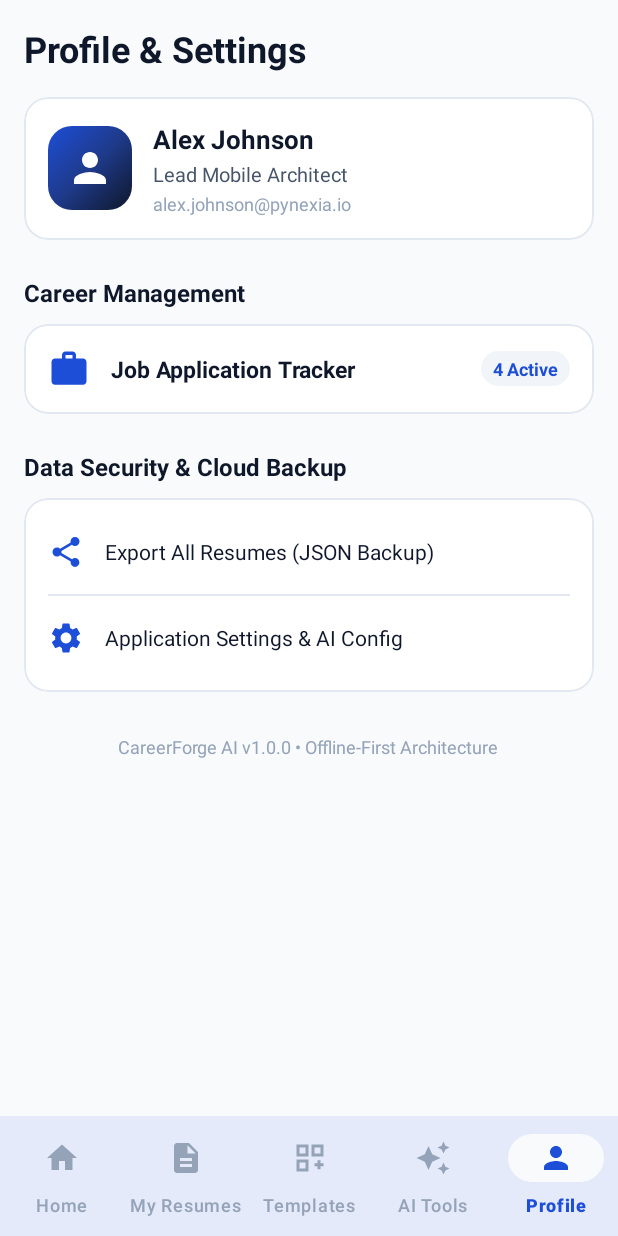
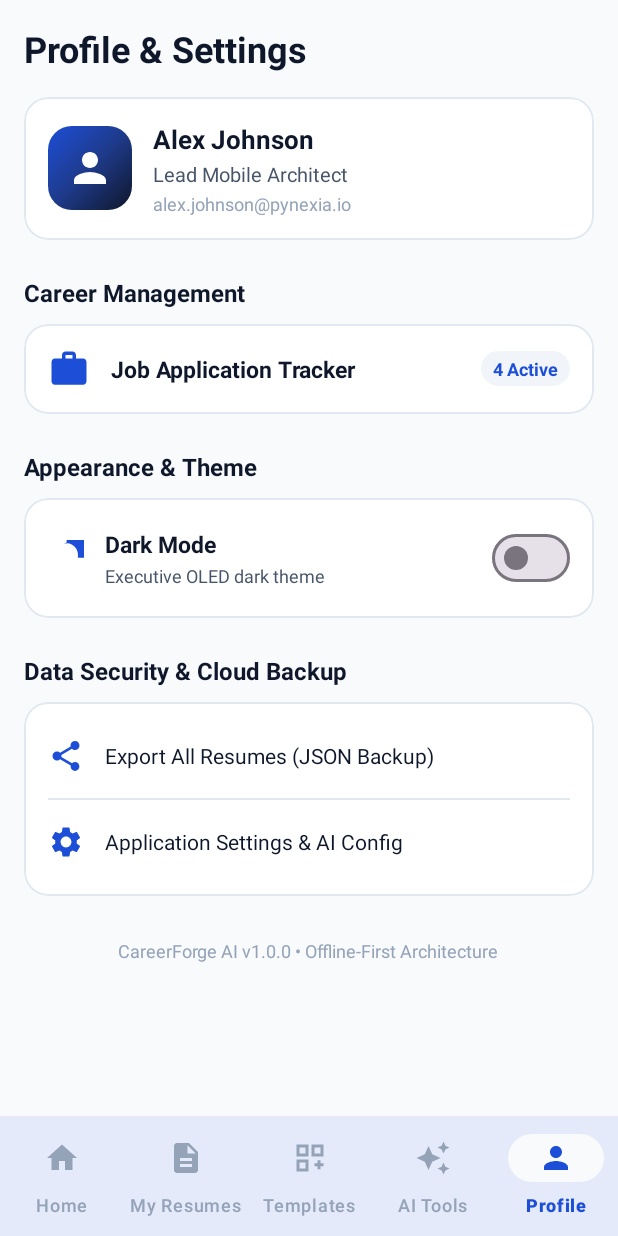
Before and after one commit to sanjayBairw/CareerForgeAI, an Android app: the screen it shows after launch (MainActivity), item 5 of the bottom bar chosen, on a phone screen of 412 x 824 dp. Run offline under Robolectric (Android 15) with nearby library versions, the phone set to English and light mode, and no system bars; our stand-ins replace Room's generated code.

Commit message:
fix(theme): implement full dark mode color system and reactive theme toggle buttons

```diff
--- a/app/src/main/java/com/pynexia/resumebuilder/ui/home/HomeFragment.kt
+++ b/app/src/main/java/com/pynexia/resumebuilder/ui/home/HomeFragment.kt
@@ -6,6 +6,7 @@ import android.view.LayoutInflater
 import android.view.View
 import android.view.ViewGroup
 import android.widget.Toast
+import androidx.appcompat.app.AppCompatDelegate
 import androidx.fragment.app.Fragment
 import androidx.fragment.app.activityViewModels
 import androidx.recyclerview.widget.LinearLayoutManager
@@ -44,9 +45,23 @@ class HomeFragment : Fragment() {
     override fun onViewCreated(view: View, savedInstanceState: Bundle?) {
         super.onViewCreated(view, savedInstanceState)
         setupGreeting()
+        setupThemeToggle()
         setupRecyclerView()
         setupClickListeners()
         observeData()
+    }
+
+    private fun setupThemeToggle() {
+        val prefManager = (requireActivity().application as CareerForgeApp).preferenceManager
+        val isDark = prefManager.isDarkModeEnabled
+        binding.ivThemeToggleIcon.setImageResource(if (isDark) com.pynexia.resumebuilder.R.drawable.ic_light_mode else com.pynexia.resumebuilder.R.drawable.ic_dark_mode)
+        binding.btnThemeToggle.setOnClickListener {
+            val newDark = !prefManager.isDarkModeEnabled
+            prefManager.isDarkModeEnabled = newDark
+            AppCompatDelegate.setDefaultNightMode(
+                if (newDark) AppCompatDelegate.MODE_NIGHT_YES else AppCompatDelegate.MODE_NIGHT_NO
+            )
+        }
     }
 
     private fun setupGreeting() {
--- a/app/src/main/java/com/pynexia/resumebuilder/ui/profile/ProfileFragment.kt
+++ b/app/src/main/java/com/pynexia/resumebuilder/ui/profile/ProfileFragment.kt
@@ -6,6 +6,7 @@ import android.view.LayoutInflater
 import android.view.View
 import android.view.ViewGroup
 import android.widget.Toast
+import androidx.appcompat.app.AppCompatDelegate
 import androidx.fragment.app.Fragment
 import androidx.fragment.app.activityViewModels
 import com.google.gson.Gson
@@ -35,6 +36,18 @@ class ProfileFragment : Fragment() {
         val pref = (requireActivity().application as CareerForgeApp).preferenceManager
         binding.tvProfileName.text = pref.userName
         binding.tvProfileEmail.text = pref.userEmail
+
+        val isDark = pref.isDarkModeEnabled
+        binding.switchDarkModeProfile.setOnCheckedChangeListener(null)
+        binding.switchDarkModeProfile.isChecked = isDark
+        binding.ivThemeIcon.setImageResource(if (isDark) com.pynexia.resumebuilder.R.drawable.ic_light_mode else com.pynexia.resumebuilder.R.drawable.ic_dark_mode)
+        binding.switchDarkModeProfile.setOnCheckedChangeListener { buttonView, isChecked ->
+            if (!buttonView.isPressed) return@setOnCheckedChangeListener
+            pref.isDarkModeEnabled = isChecked
+            AppCompatDelegate.setDefaultNightMode(
+                if (isChecked) AppCompatDelegate.MODE_NIGHT_YES else AppCompatDelegate.MODE_NIGHT_NO
+            )
+        }
 
         val app = requireActivity().application as CareerForgeApp
         app.jobApplicationRepository.allApplications.observe(viewLifecycleOwner) { list ->
--- /dev/null
+++ b/app/src/main/res/drawable/ic_dark_mode.xml
@@ -0,0 +1,9 @@
+<vector xmlns:android="http://schemas.android.com/apk/res/android"
+    android:width="24dp"
+    android:height="24dp"
+    android:viewportWidth="24"
+    android:viewportHeight="24">
+    <path
+        android:fillColor="@color/text_primary"
+        android:pathData="M12.3,2a10,10 0 0,0 -1.9,0.18 8,8 0 0,1 9.42,9.42A10,10 0 1,0 12.3,2z"/>
+</vector>
--- /dev/null
+++ b/app/src/main/res/drawable/ic_light_mode.xml
@@ -0,0 +1,9 @@
+<vector xmlns:android="http://schemas.android.com/apk/res/android"
+    android:width="24dp"
+    android:height="24dp"
+    android:viewportWidth="24"
+    android:viewportHeight="24">
+    <path
+        android:fillColor="@color/text_primary"
+        android:pathData="M12,7c-2.76,0 -5,2.24 -5,5s2.24,5 5,5 5,-2.24 5,-5 -2.24,-5 -5,-5zM2,13h2c0.55,0 1,-0.45 1,-1s-0.45,-1 -1,-1L2,11c-0.55,0 -1,0.45 -1,1s0.45,1 1,1zM20,13h2c0.55,0 1,-0.45 1,-1s-0.45,-1 -1,-1h-2c-0.55,0 -1,0.45 -1,1s0.45,1 1,1zM11,2v2c0,0.55 0.45,1 1,1s1,-0.45 1,-1L13,2c0,-0.55 -0.45,-1 -1,-1s-1,0.45 -1,1zM11,20v2c0,0.55 0.45,1 1,1s1,-0.45 1,-1v-2c0,-0.55 -0.45,-1 -1,-1s-1,0.45 -1,1zM5.99,4.58c-0.39,-0.39 -1.03,-0.39 -1.41,0s-0.39,1.03 0,1.41l1.06,1.06c0.39,0.39 1.03,0.39 1.41,0s0.39,-1.03 0,-1.41L5.99,4.58zM18.36,16.95c-0.39,-0.39 -1.03,-0.39 -1.41,0s-0.39,1.03 0,1.41l1.06,1.06c0.39,0.39 1.03,0.39 1.41,0s0.39,-1.03 0,-1.41l-1.06,-1.06zM7.05,18.36l-1.06,1.06c-0.39,0.39 -0.39,1.03 0,1.41s1.03,0.39 1.41,0l1.06,-1.06c0.39,-0.39 0.39,-1.03 0,-1.41s-1.02,-0.39 -1.41,0zM16.95,5.99l1.06,-1.06c0.39,-0.39 1.03,-0.39 1.41,0s0.39,1.03 0,1.41l-1.06,1.06c-0.39,0.39 -1.03,0.39 -1.41,0s-0.39,-1.02 0,-1.41z"/>
+</vector>
--- a/app/src/main/res/layout/fragment_profile.xml
+++ b/app/src/main/res/layout/fragment_profile.xml
@@ -138,6 +138,68 @@
             </LinearLayout>
         </com.google.android.material.card.MaterialCardView>
 
+        <!-- Appearance & Theme -->
+        <TextView
+            android:layout_width="wrap_content"
+            android:layout_height="wrap_content"
+            android:layout_marginTop="24dp"
+            android:text="Appearance &amp; Theme"
+            android:textColor="@color/text_primary"
+            android:textSize="16sp"
+            android:textStyle="bold" />
+
+        <com.google.android.material.card.MaterialCardView
+            style="@style/Widget.CareerForge.Card"
+            android:layout_width="match_parent"
+            android:layout_height="wrap_content"
+            android:layout_marginTop="10dp">
+
+            <LinearLayout
+                android:layout_width="match_parent"
+                android:layout_height="wrap_content"
+                android:gravity="center_vertical"
+                android:orientation="horizontal"
+                android:padding="16dp">
+
+                <ImageView
+                    android:id="@+id/iv_theme_icon"
+                    android:layout_width="24dp"
+                    android:layout_height="24dp"
+                    android:src="@drawable/ic_dark_mode"
+                    app:tint="@color/primary" />
+
+                <LinearLayout
+                    android:layout_width="0dp"
+                    android:layout_height="wrap_content"
+                    android:layout_marginStart="14dp"
+                    android:layout_weight="1"
+                    android:orientation="vertical">
+
+                    <TextView
+                        android:layout_width="wrap_content"
+                        android:layout_height="wrap_content"
+                        android:text="Dark Mode"
+                        android:textColor="@color/text_primary"
+                        android:textSize="15sp"
+                        android:textStyle="bold" />
+
+                    <TextView
+                        android:id="@+id/tv_theme_subtitle"
+                        android:layout_width="wrap_content"
+                        android:layout_height="wrap_content"
+                        android:layout_marginTop="2dp"
+                        android:text="Executive OLED dark theme"
+                        android:textColor="@color/text_secondary"
+                        android:textSize="12sp" />
+                </LinearLayout>
+
+                <com.google.android.material.materialswitch.MaterialSwitch
+                    android:id="@+id/switch_dark_mode_profile"
+                    android:layout_width="wrap_content"
+                    android:layout_height="wrap_content" />
+            </LinearLayout>
+        </com.google.android.material.card.MaterialCardView>
+
         <!-- Cloud Backup & Data Security -->
         <TextView
             android:layout_width="wrap_content"
--- /dev/null
+++ b/app/src/main/res/values-night/colors.xml
@@ -0,0 +1,56 @@
+<?xml version="1.0" encoding="utf-8"?>
+<resources>
+    <!-- Brand Primary & Tones (Dark Mode) -->
+    <color name="primary">#3B82F6</color>
+    <color name="primary_variant">#1D4ED8</color>
+    <color name="on_primary">#FFFFFF</color>
+    <color name="primary_container">#1E293B</color>
+    <color name="on_primary_container">#93C5FD</color>
+
+    <!-- Secondary & Tones (Dark Mode) -->
+    <color name="secondary">#CBD5E1</color>
+    <color name="secondary_variant">#334155</color>
+    <color name="on_secondary">#0F172A</color>
+    <color name="secondary_container">#1E293B</color>
+    <color name="on_secondary_container">#F8FAFC</color>
+
+    <!-- Refined Accent Highlights (Dark Mode) -->
+    <color name="accent_ai">#818CF8</color>
+    <color name="accent_ai_light">#1E1B4B</color>
+    <color name="accent_ats">#10B981</color>
+    <color name="accent_ats_light">#064E3B</color>
+    <color name="accent_warning">#F59E0B</color>
+    <color name="accent_warning_light">#451A03</color>
+    <color name="accent_danger">#EF4444</color>
+    <color name="accent_danger_light">#450A0A</color>
+
+    <!-- Backgrounds & Surfaces (Dark - Modern Executive OLED Slate) -->
+    <color name="background">#0B0F19</color>
+    <color name="surface">#111827</color>
+    <color name="surface_variant">#1E293B</color>
+    <color name="surface_card">#111827</color>
+    <color name="divider">#1F2937</color>
+    <color name="stroke_light">#1F2937</color>
+
+    <!-- Text Colors (Slate Dark System) -->
+    <color name="text_primary">#F8FAFC</color>
+    <color name="text_secondary">#94A3B8</color>
+    <color name="text_tertiary">#64748B</color>
+    <color name="text_hint">#64748B</color>
+
+    <!-- Status Colors for Job Tracker (Dark Mode) -->
+    <color name="status_interested">#38BDF8</color>
+    <color name="status_applied">#60A5FA</color>
+    <color name="status_assessment">#A78BFA</color>
+    <color name="status_interview">#FBBF24</color>
+    <color name="status_offer">#34D399</color>
+    <color name="status_rejected">#F87171</color>
+
+    <!-- Template Palette Presets (Dark Mode) -->
+    <color name="theme_blue">#3B82F6</color>
+    <color name="theme_emerald">#10B981</color>
+    <color name="theme_purple">#8B5CF6</color>
+    <color name="theme_crimson">#EF4444</color>
+    <color name="theme_slate">#E2E8F0</color>
+    <color name="theme_amber">#F59E0B</color>
+</resources>
--- a/app/src/main/res/values-night/themes.xml
+++ b/app/src/main/res/values-night/themes.xml
@@ -1,26 +1,26 @@
 <?xml version="1.0" encoding="utf-8"?>
 <resources>
     <style name="Theme.CareerForge" parent="Theme.Material3.DayNight.NoActionBar">
-        <!-- Brand Colors -->
-        <item name="colorPrimary">#3B82F6</item>
-        <item name="colorOnPrimary">#FFFFFF</item>
-        <item name="colorPrimaryContainer">#1E3A8A</item>
-        <item name="colorOnPrimaryContainer">#DBEAFE</item>
+        <!-- Brand Colors (Dark Mode) -->
+        <item name="colorPrimary">@color/primary</item>
+        <item name="colorOnPrimary">@color/on_primary</item>
+        <item name="colorPrimaryContainer">@color/primary_container</item>
+        <item name="colorOnPrimaryContainer">@color/on_primary_container</item>
 
-        <item name="colorSecondary">#E2E8F0</item>
-        <item name="colorOnSecondary">#0F172A</item>
-        <item name="colorSecondaryContainer">#1E293B</item>
-        <item name="colorOnSecondaryContainer">#F8FAFC</item>
+        <item name="colorSecondary">@color/secondary</item>
+        <item name="colorOnSecondary">@color/on_secondary</item>
+        <item name="colorSecondaryContainer">@color/secondary_container</item>
+        <item name="colorOnSecondaryContainer">@color/on_secondary_container</item>
 
         <!-- Dark Background & Surface -->
-        <item name="android:colorBackground">#0B0F19</item>
-        <item name="colorSurface">#111827</item>
-        <item name="colorSurfaceVariant">#1E293B</item>
+        <item name="android:colorBackground">@color/background</item>
+        <item name="colorSurface">@color/surface</item>
+        <item name="colorSurfaceVariant">@color/surface_variant</item>
 
-        <!-- Status & Navigation Bar -->
-        <item name="android:statusBarColor">#111827</item>
+        <!-- Status & Navigation Bar (Dark) -->
+        <item name="android:statusBarColor">@color/surface</item>
         <item name="android:windowLightStatusBar">false</item>
-        <item name="android:navigationBarColor">#111827</item>
+        <item name="android:navigationBarColor">@color/surface</item>
         <item name="android:windowLightNavigationBar">false</item>
 
         <!-- Bottom Navigation Style -->
@@ -32,13 +32,15 @@
         <item name="itemTextColor">@color/nav_item_color</item>
         <item name="elevation">8dp</item>
         <item name="labelVisibilityMode">labeled</item>
+        <item name="android:background">@color/surface</item>
     </style>
 
+    <!-- Professional Linear/Stripe Modern Cards in Dark Mode -->
     <style name="Widget.CareerForge.Card" parent="Widget.Material3.CardView.Elevated">
         <item name="cardElevation">0dp</item>
         <item name="cardCornerRadius">16dp</item>
-        <item name="strokeColor">#1E293B</item>
+        <item name="strokeColor">@color/stroke_light</item>
         <item name="strokeWidth">1dp</item>
-        <item name="cardBackgroundColor">#111827</item>
+        <item name="cardBackgroundColor">@color/surface_card</item>
     </style>
 </resources>
```
Also changed, not shown: app/src/main/java/com/pynexia/resumebuilder/ui/settings/SettingsActivity.kt (+6 -6 lines), app/src/main/res/layout/fragment_home.xml (+22 -0 lines).
